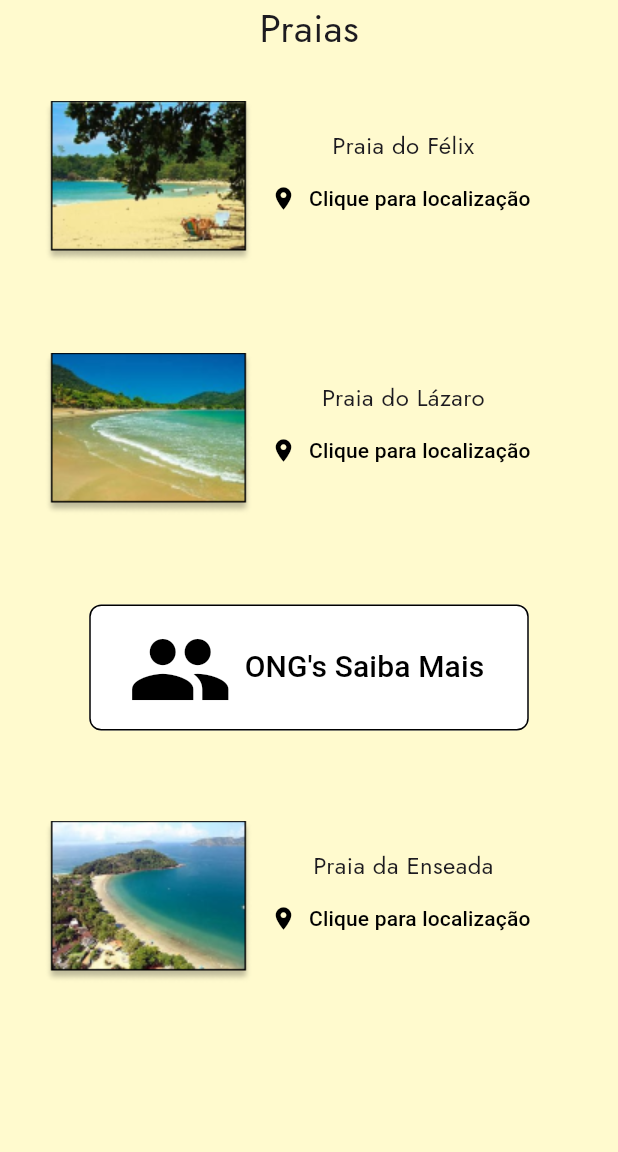
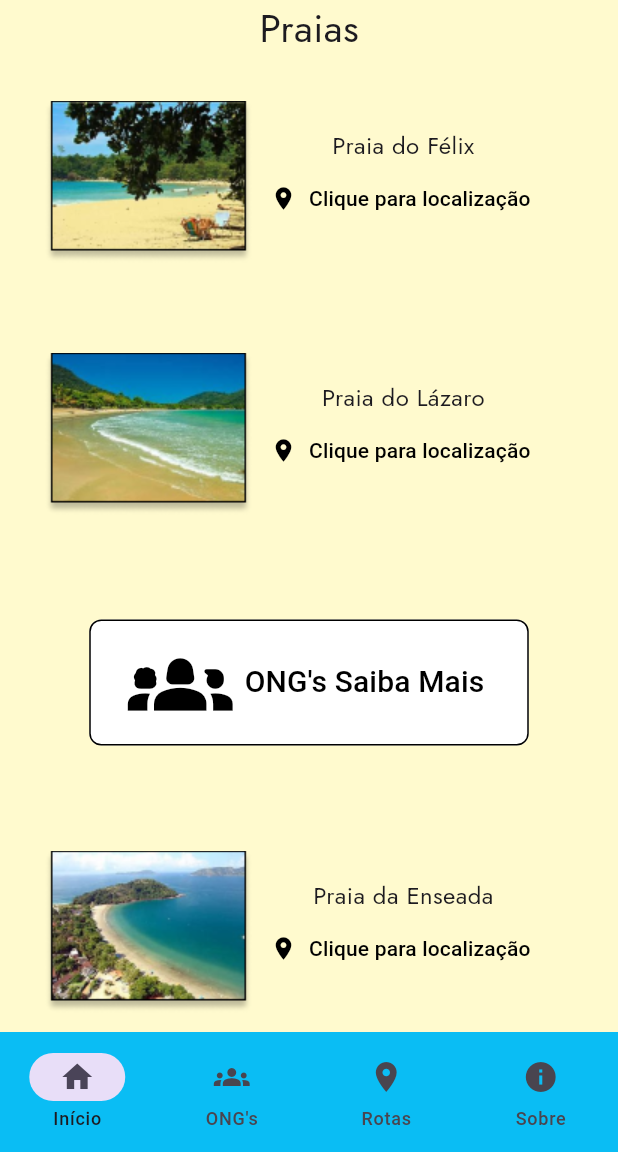
Before and after one commit to Caetano-Ventura-Coutinho/Cleany-Beaches, a Flutter app: the screen it shows after launch, on a phone screen of 412 x 824 dp, the part 84-1236 px from its top. Run offline on Flutter 3.47's test engine with Material 3 defaults, Android fonts, the phone set to English and light mode, and no system bars; our stand-ins replace google_fonts; Roboto replaces fonts that are missing (Homenaje).

Commit message:
Adicionado a bottomNavigationBar

```diff
--- a/lib/main.dart
+++ b/lib/main.dart
@@ -15,11 +15,27 @@ class MainApp extends StatelessWidget {
         theme: ThemeData(
             scaffoldBackgroundColor: const Color.fromARGB(255, 255, 250, 206)),
         home: Scaffold(
+
+          //AppBar
           appBar: AppBar(
             title: const Text('Cleany Beaches'),
             backgroundColor: const Color.fromARGB(255, 0, 186, 243),
             titleTextStyle: GoogleFonts.homenaje(fontSize: 32),
           ),
+
+          //NavigationBar
+          bottomNavigationBar: NavigationBar(
+            surfaceTintColor: const Color.fromARGB(255, 133, 226, 255),
+            destinations: const [
+              NavigationDestination(icon: Icon(Icons.home), label: 'Início'),
+              NavigationDestination(icon: Icon(Icons.groups), label: "ONG's"),
+              NavigationDestination(icon: Icon(Icons.location_on), label: 'Rotas'),
+              NavigationDestination(icon: Icon(Icons.info), label: 'Sobre')
+            ],
+            backgroundColor: const Color.fromARGB(255, 0, 186, 243),
+          ),
+
+          //Body
           body: Center(
             child: Column(
               children: <Widget>[
@@ -80,15 +96,15 @@ class MainApp extends StatelessWidget {
 
                 //Botão ONG
                 Container(
-                  margin: const EdgeInsets.all(30),
+                  margin: const EdgeInsets.all(40),
                   child: SizedBox(
                     width: 293,
                     height: 84,
                     child: TextButton.icon(
                         onPressed: () {},
-                        icon: const Icon(Icons.group, size: 70),
-                        label: const Text("ONG's Saiba Mais", style: TextStyle(fontSize: 20)),
-
+                        icon: const Icon(Icons.groups_2, size: 70),
+                        label: const Text("ONG's Saiba Mais",
+                            style: TextStyle(fontSize: 20)),
                         style: TextButton.styleFrom(
                             foregroundColor: Colors.black,
                             backgroundColor: Colors.white,
```
Lines whose indentation alone changed are shown as unchanged.
